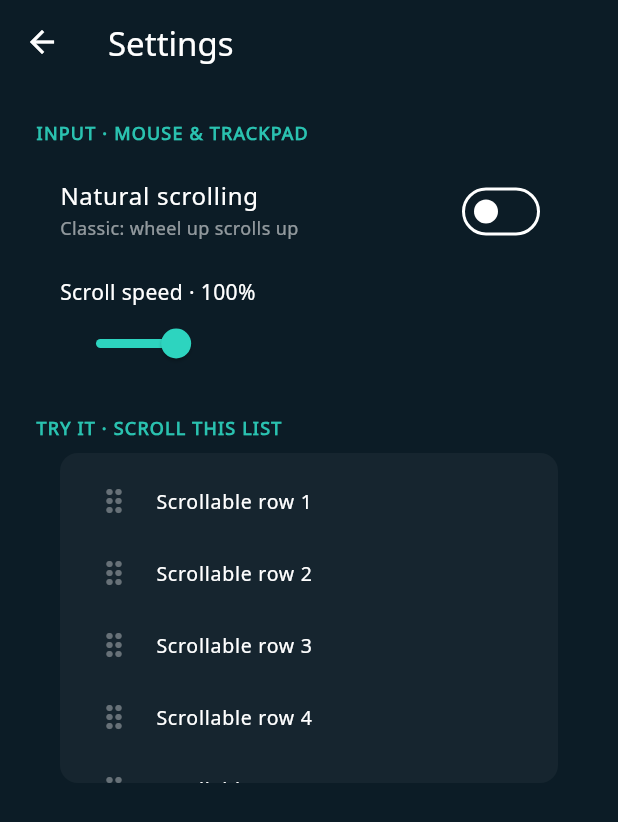
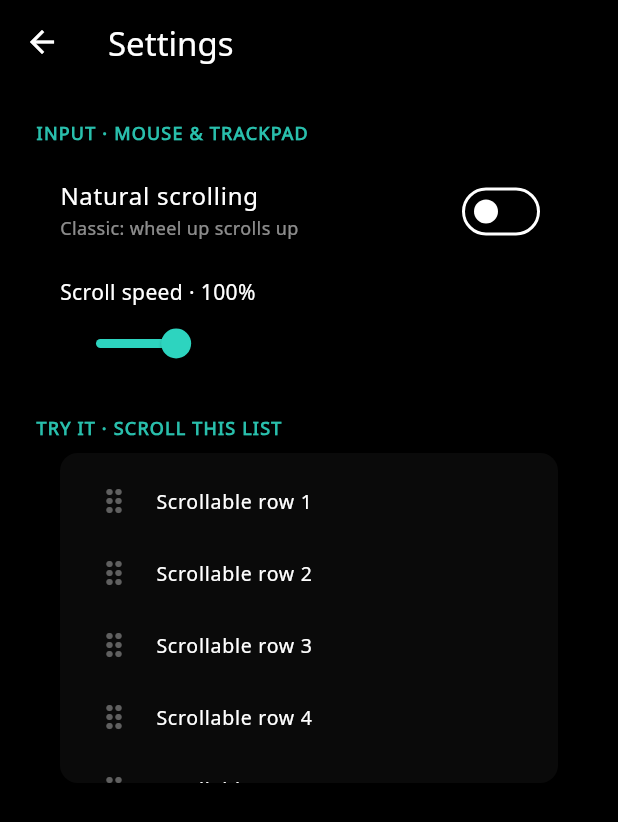
Before and after one commit to DotCorr/oscortex, a Flutter app: the SettingsPage screen opened directly, on a phone screen of 412 x 824 dp. Shown: the top 822 px of the screen. Run offline on Flutter 3.47's test engine with Material 3 defaults, Android fonts, the phone set to English and light mode, and no system bars.

Commit message:
fix(shell): use activeThumbColor (analyze) + pure-black background
SwitchListTile.activeColor is deprecated in favour of activeThumbColor;
the required "Flutter shell analyze + test" check failed on it. Also set
the shell background to pure black.

Co-Authored-By: Claude Opus 4.8 <noreply@anthropic.com>

```diff
--- a/apps/oscortex_app/lib/main.dart
+++ b/apps/oscortex_app/lib/main.dart
@@ -5,7 +5,7 @@ import 'package:flutter/services.dart';
 
 const _shell = BasicMessageChannel<String>('oscortex/shell', StringCodec());
 
-const _bg = Color(0xFF0C1C26);
+const _bg = Colors.black;
 const _accent = Color(0xFF2DD4BF);
 
 void main() {
@@ -313,7 +313,7 @@ class _SettingsPageState extends State<SettingsPage> {
                 SwitchListTile(
                   value: _naturalScroll,
                   onChanged: _setNaturalScroll,
-                  activeColor: _accent,
+                  activeThumbColor: _accent,
                   title: const Text('Natural scrolling'),
                   subtitle: Text(
                     _naturalScroll
```
